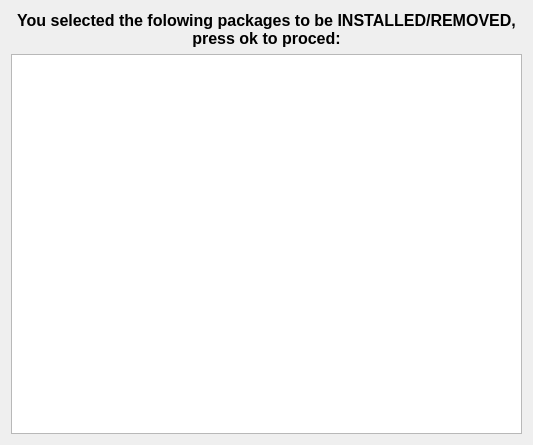
First picture: the form in AddRm/KpkReviewChanges.ui, repository KDE/apper, before the edit.
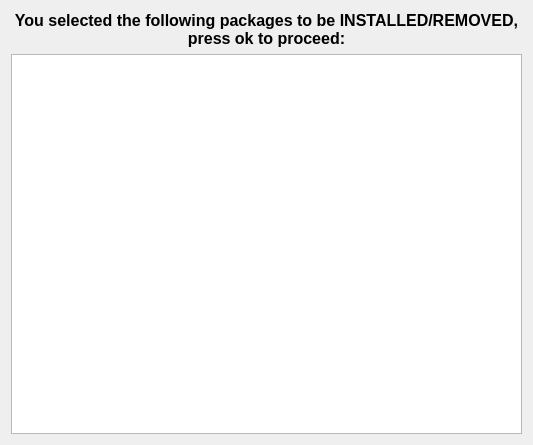
Second picture: the form after the edit.

Diff of the .ui file:
```diff
--- a/AddRm/KpkReviewChanges.ui
+++ b/AddRm/KpkReviewChanges.ui
@@ -23,7 +23,7 @@
       </font>
      </property>
      <property name="text" >
-      <string>You selected the folowing packages to be INSTALLED/REMOVED, press ok to proced:</string>
+      <string>You selected the following packages to be INSTALLED/REMOVED, press ok to proceed:</string>
      </property>
      <property name="alignment" >
       <set>Qt::AlignCenter</set>
```
